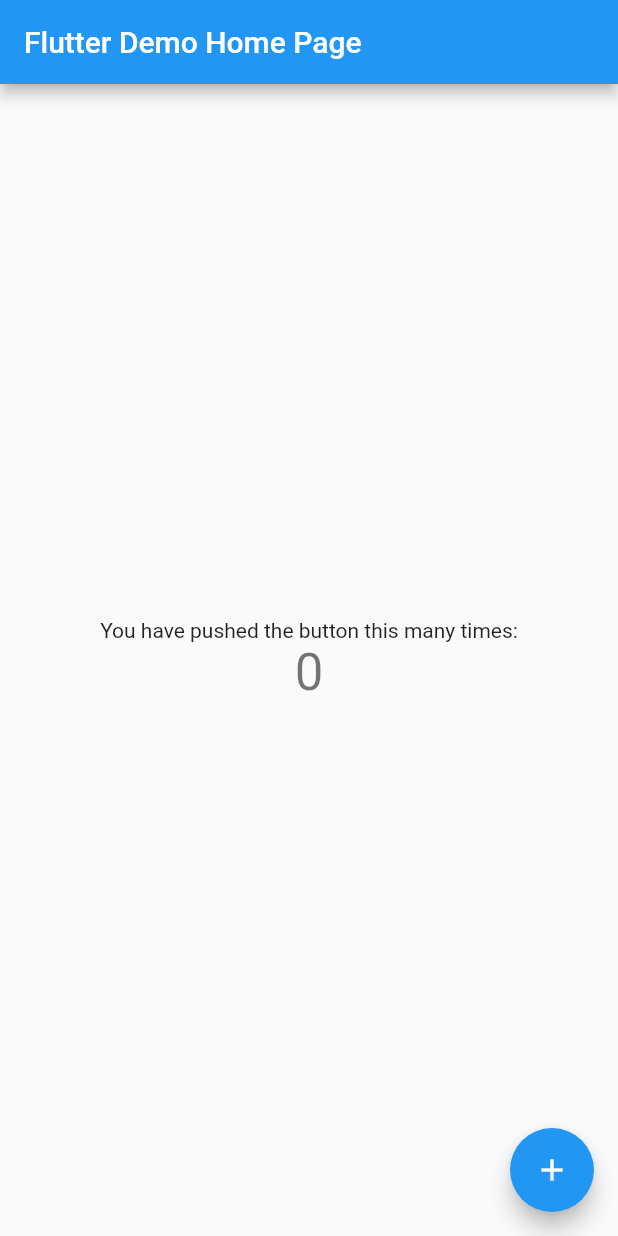
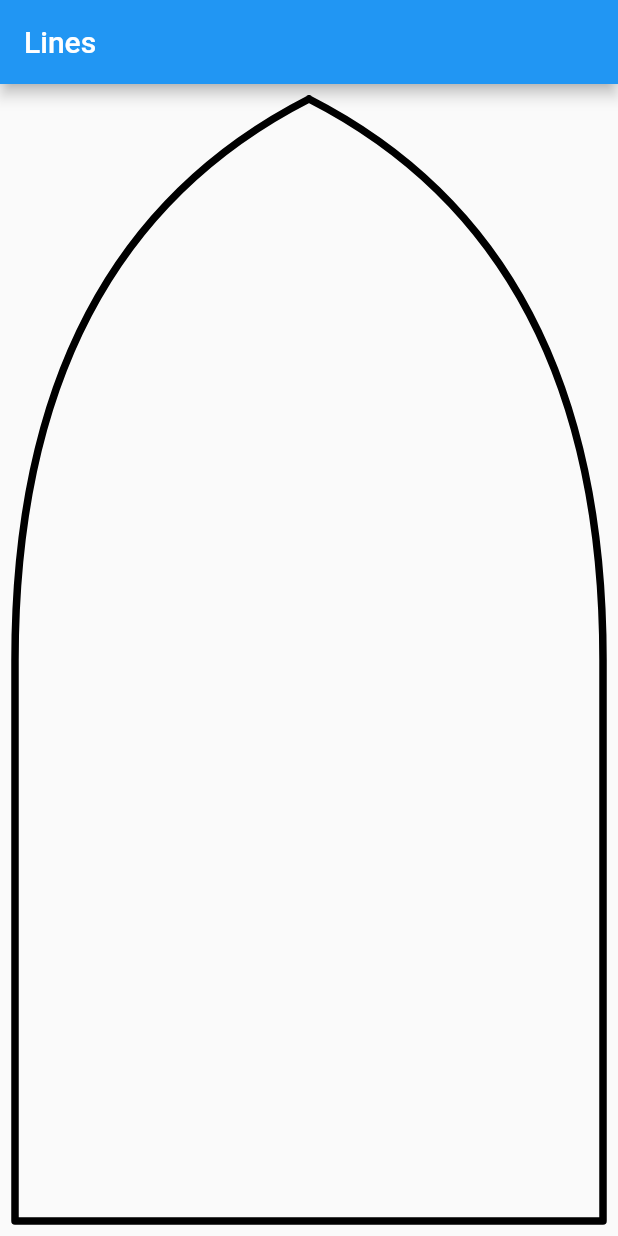
Before and after one commit to wladox09/practica-CustomPaint, a Flutter app: the screen it shows after launch, on a phone screen of 412 x 824 dp. Run offline on Flutter 3.47's test engine with Material 2 defaults, Android fonts, the light colour scheme and no system bars.

Commit message:
logre dibujar un diagrama de cubierta

```diff
--- /dev/null
+++ b/lib/MyPainter.dart
@@ -0,0 +1,60 @@
+import 'package:flutter/material.dart';
+
+class MyPainter extends StatelessWidget {
+  const MyPainter({Key key}) : super(key: key);
+
+  @override
+  Widget build(BuildContext context) {
+    return Scaffold(
+      appBar: AppBar(
+        title: Text('Lines'),
+      ),
+      body: CustomPaint(
+        painter: ShapePainter(),
+        child: Container(),
+      ),
+    );
+  }
+}
+
+class ShapePainter extends CustomPainter {
+  @override
+  void paint(Canvas canvas, Size size) {
+    var paint = Paint()
+      ..color = Colors.black
+      ..strokeWidth = 5
+      ..style = PaintingStyle.stroke
+      ..strokeCap = StrokeCap.round;
+
+    //linea1
+    var path = Path();
+
+    path.moveTo(10, size.height - 10);
+    path.lineTo(10, size.height / 2);
+
+    //curva1
+    path.quadraticBezierTo(
+        10, 110, size.width / 2, 10);
+
+    //linea2
+    path.moveTo(size.width - 10,  size.height - 10);
+    path.lineTo(size.width - 10, size.height / 2);
+
+    //curva1
+    path.quadraticBezierTo(
+        size.width - 10, 110, size.width / 2, 10);
+
+    //linea3
+    path.moveTo(10,  size.height - 10);
+    path.lineTo(size.width - 10, size.height - 10);
+
+
+    //pintando
+    canvas.drawPath(path, paint);
+  }
+
+  @override
+  bool shouldRepaint(CustomPainter oldDelegate) {
+    return false;
+  }
+}
--- a/lib/main.dart
+++ b/lib/main.dart
@@ -1,117 +1,21 @@
 import 'package:flutter/material.dart';
+import 'package:practica_custompaint/MyPainter.dart';
 
 void main() {
   runApp(MyApp());
 }
 
 class MyApp extends StatelessWidget {
-  // This widget is the root of your application.
   @override
   Widget build(BuildContext context) {
     return MaterialApp(
-      title: 'Flutter Demo',
+      title: 'Flutter Practice customPaint',
       theme: ThemeData(
-        // This is the theme of your application.
-        //
-        // Try running your application with "flutter run". You'll see the
-        // application has a blue toolbar. Then, without quitting the app, try
-        // changing the primarySwatch below to Colors.green and then invoke
-        // "hot reload" (press "r" in the console where you ran "flutter run",
-        // or simply save your changes to "hot reload" in a Flutter IDE).
-        // Notice that the counter didn't reset back to zero; the application
-        // is not restarted.
         primarySwatch: Colors.blue,
-        // This makes the visual density adapt to the platform that you run
-        // the app on. For desktop platforms, the controls will be smaller and
-        // closer together (more dense) than on mobile platforms.
         visualDensity: VisualDensity.adaptivePlatformDensity,
       ),
-      home: MyHomePage(title: 'Flutter Demo Home Page'),
+      debugShowCheckedModeBanner: false,
+      home: MyPainter(),
     );
   }
 }
-
-class MyHomePage extends StatefulWidget {
-  MyHomePage({Key key, this.title}) : super(key: key);
-
-  // This widget is the home page of your application. It is stateful, meaning
-  // that it has a State object (defined below) that contains fields that affect
-  // how it looks.
-
-  // This class is the configuration for the state. It holds the values (in this
-  // case the title) provided by the parent (in this case the App widget) and
-  // used by the build method of the State. Fields in a Widget subclass are
-  // always marked "final".
-
-  final String title;
-
-  @override
-  _MyHomePageState createState() => _MyHomePageState();
-}
-
-class _MyHomePageState extends State<MyHomePage> {
-  int _counter = 0;
-
-  void _incrementCounter() {
-    setState(() {
-      // This call to setState tells the Flutter framework that something has
-      // changed in this State, which causes it to rerun the build method below
-      // so that the display can reflect the updated values. If we changed
-      // _counter without calling setState(), then the build method would not be
-      // called again, and so nothing would appear to happen.
-      _counter++;
-    });
-  }
-
-  @override
-  Widget build(BuildContext context) {
-    // This method is rerun every time setState is called, for instance as done
-    // by the _incrementCounter method above.
-    //
-    // The Flutter framework has been optimized to make rerunning build methods
-    // fast, so that you can just rebuild anything that needs updating rather
-    // than having to individually change instances of widgets.
-    return Scaffold(
-      appBar: AppBar(
-        // Here we take the value from the MyHomePage object that was created by
-        // the App.build method, and use it to set our appbar title.
-        title: Text(widget.title),
-      ),
-      body: Center(
-        // Center is a layout widget. It takes a single child and positions it
-        // in the middle of the parent.
-        child: Column(
-          // Column is also a layout widget. It takes a list of children and
-          // arranges them vertically. By default, it sizes itself to fit its
-          // children horizontally, and tries to be as tall as its parent.
-          //
-          // Invoke "debug painting" (press "p" in the console, choose the
-          // "Toggle Debug Paint" action from the Flutter Inspector in Android
-          // Studio, or the "Toggle Debug Paint" command in Visual Studio Code)
-          // to see the wireframe for each widget.
-          //
-          // Column has various properties to control how it sizes itself and
-          // how it positions its children. Here we use mainAxisAlignment to
-          // center the children vertically; the main axis here is the vertical
-          // axis because Columns are vertical (the cross axis would be
-          // horizontal).
-          mainAxisAlignment: MainAxisAlignment.center,
-          children: <Widget>[
-            Text(
-              'You have pushed the button this many times:',
-            ),
-            Text(
-              '$_counter',
-              style: Theme.of(context).textTheme.headline4,
-            ),
-          ],
-        ),
-      ),
-      floatingActionButton: FloatingActionButton(
-        onPressed: _incrementCounter,
-        tooltip: 'Increment',
-        child: Icon(Icons.add),
-      ), // This trailing comma makes auto-formatting nicer for build methods.
-    );
-  }
-}
```
